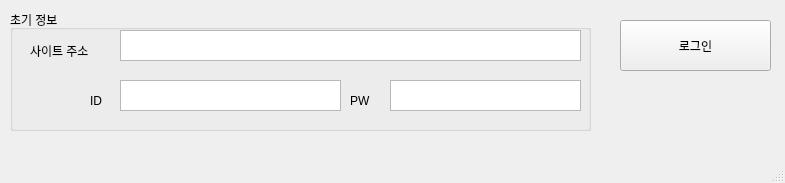
kimhopepa/PythonPjt, file NaverCrawlUI/NaverCrawlUI.ui: the form before one commit.
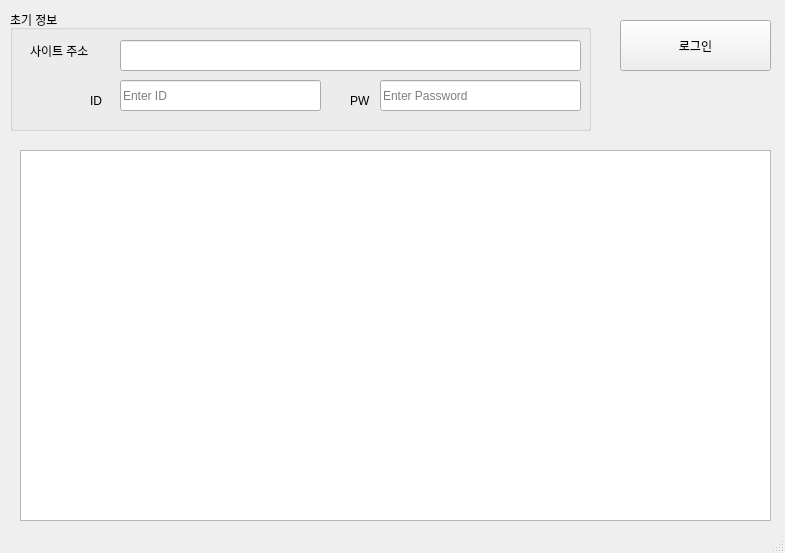
The form after the commit.

```diff
--- a/NaverCrawlUI/NaverCrawlUI.ui
+++ b/NaverCrawlUI/NaverCrawlUI.ui
@@ -7,7 +7,7 @@
     <x>0</x>
     <y>0</y>
     <width>785</width>
-    <height>183</height>
+    <height>553</height>
    </rect>
   </property>
   <property name="windowTitle">
@@ -52,36 +52,6 @@
       <string>ID</string>
      </property>
     </widget>
-    <widget class="QTextEdit" name="textEdit_Site">
-     <property name="geometry">
-      <rect>
-       <x>110</x>
-       <y>20</y>
-       <width>461</width>
-       <height>31</height>
-      </rect>
-     </property>
-    </widget>
-    <widget class="QTextEdit" name="textEdit_PW">
-     <property name="geometry">
-      <rect>
-       <x>380</x>
-       <y>70</y>
-       <width>191</width>
-       <height>31</height>
-      </rect>
-     </property>
-    </widget>
-    <widget class="QTextEdit" name="textEdit_ID">
-     <property name="geometry">
-      <rect>
-       <x>110</x>
-       <y>70</y>
-       <width>221</width>
-       <height>31</height>
-      </rect>
-     </property>
-    </widget>
     <widget class="QLabel" name="label_3">
      <property name="geometry">
       <rect>
@@ -108,6 +78,73 @@
       <string>사이트 주소</string>
      </property>
     </widget>
+    <widget class="QLineEdit" name="lineEdit_PW">
+     <property name="geometry">
+      <rect>
+       <x>370</x>
+       <y>70</y>
+       <width>201</width>
+       <height>31</height>
+      </rect>
+     </property>
+     <property name="inputMethodHints">
+      <set>Qt::ImhHiddenText|Qt::ImhNoAutoUppercase|Qt::ImhNoPredictiveText|Qt::ImhSensitiveData</set>
+     </property>
+     <property name="echoMode">
+      <enum>QLineEdit::Password</enum>
+     </property>
+     <property name="placeholderText">
+      <string>Enter Password</string>
+     </property>
+    </widget>
+    <widget class="QLineEdit" name="lineEdit_ID">
+     <property name="geometry">
+      <rect>
+       <x>110</x>
+       <y>70</y>
+       <width>201</width>
+       <height>31</height>
+      </rect>
+     </property>
+     <property name="inputMethodHints">
+      <set>Qt::ImhNone</set>
+     </property>
+     <property name="echoMode">
+      <enum>QLineEdit::Normal</enum>
+     </property>
+     <property name="placeholderText">
+      <string>Enter ID</string>
+     </property>
+    </widget>
+    <widget class="QLineEdit" name="lineEdit_SITE">
+     <property name="geometry">
+      <rect>
+       <x>110</x>
+       <y>30</y>
+       <width>461</width>
+       <height>31</height>
+      </rect>
+     </property>
+     <property name="inputMethodHints">
+      <set>Qt::ImhNone</set>
+     </property>
+     <property name="echoMode">
+      <enum>QLineEdit::Normal</enum>
+     </property>
+     <property name="placeholderText">
+      <string/>
+     </property>
+    </widget>
+   </widget>
+   <widget class="QTableWidget" name="tableWidget">
+    <property name="geometry">
+     <rect>
+      <x>20</x>
+      <y>150</y>
+      <width>751</width>
+      <height>371</height>
+     </rect>
+    </property>
    </widget>
    <zorder>groupBox</zorder>
    <zorder>pushButton_Connect</zorder>
```
Left out of the diff: 4 changed lines with no effect on the pictures.
